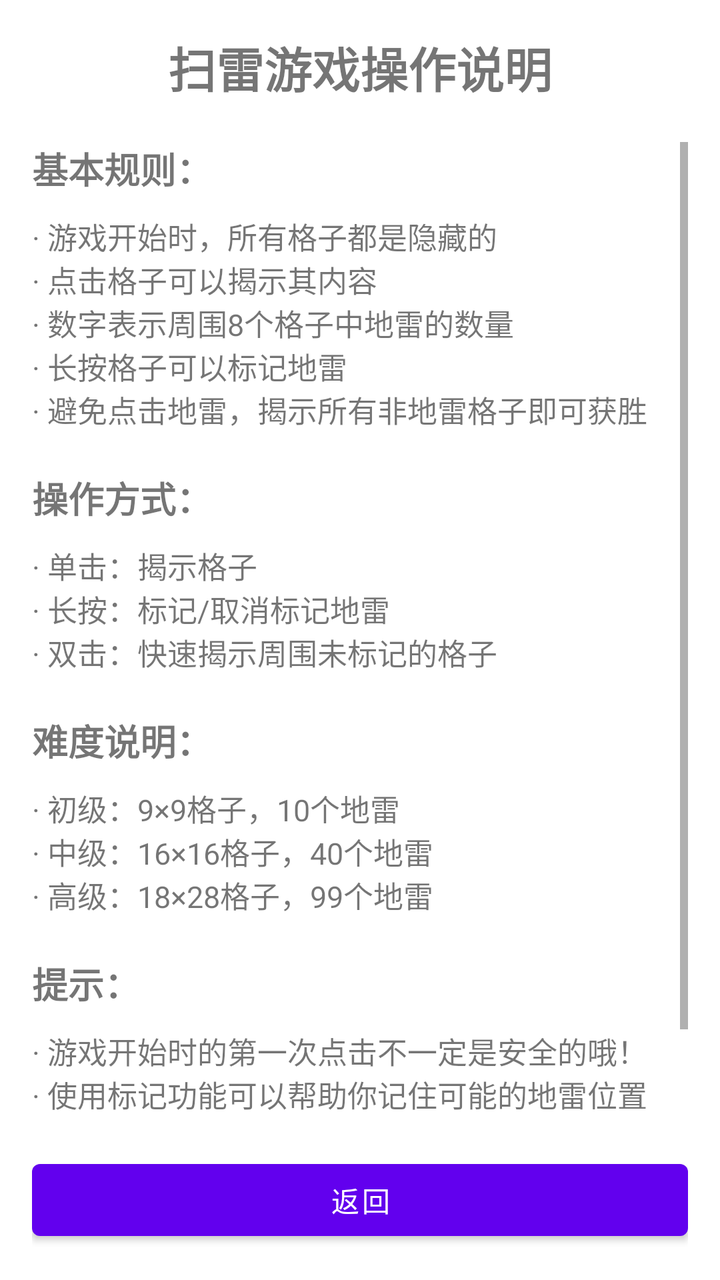
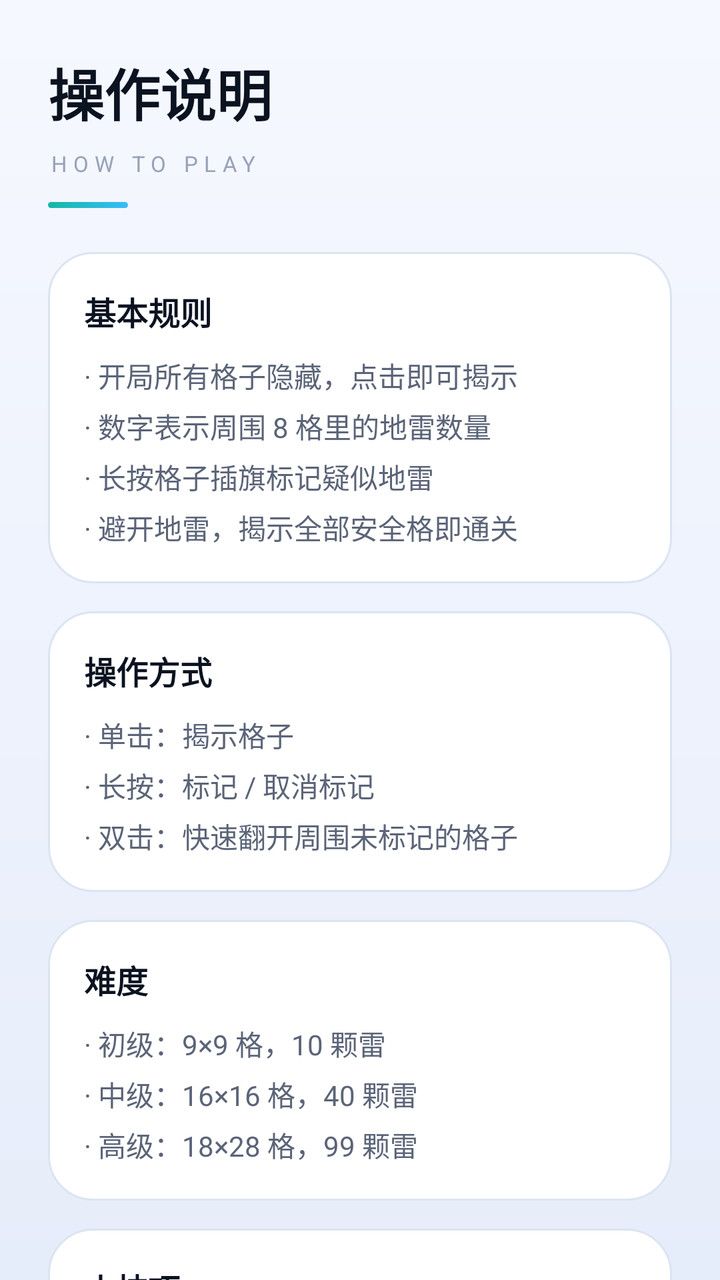

Screens rendered from an Android XML layout before and after an edit, with the pre-edit source and the edit as a unified diff.
<!-- AndroidManifest.xml: application theme Theme.Minesweeper -->
<!-- res/layout/activity_help.xml -->
<?xml version="1.0" encoding="utf-8"?>
<LinearLayout xmlns:android="http://schemas.android.com/apk/res/android"
    android:layout_width="match_parent"
    android:layout_height="match_parent"
    android:orientation="vertical"
    android:padding="16dp">

    <TextView
        android:layout_width="match_parent"
        android:layout_height="wrap_content"
        android:text="扫雷游戏操作说明"
        android:textSize="24sp"
        android:textStyle="bold"
        android:gravity="center"
        android:layout_marginBottom="20dp"/>

    <ScrollView
        android:layout_width="match_parent"
        android:layout_height="0dp"
        android:layout_weight="1">

        <LinearLayout
            android:layout_width="match_parent"
            android:layout_height="wrap_content"
            android:orientation="vertical">

            <TextView
                android:layout_width="match_parent"
                android:layout_height="wrap_content"
                android:text="基本规则："
                android:textSize="18sp"
                android:textStyle="bold"
                android:layout_marginBottom="10dp"/>

            <TextView
                android:layout_width="match_parent"
                android:layout_height="wrap_content"
                android:text="· 游戏开始时，所有格子都是隐藏的\n· 点击格子可以揭示其内容\n· 数字表示周围8个格子中地雷的数量\n· 长按格子可以标记地雷\n· 避免点击地雷，揭示所有非地雷格子即可获胜"
                android:textSize="15sp"
                android:gravity="left"
                android:layout_marginBottom="20dp"/>

            <TextView
                android:layout_width="match_parent"
                android:layout_height="wrap_content"
                android:text="操作方式："
                android:textSize="18sp"
                android:textStyle="bold"
                android:layout_marginBottom="10dp"/>

            <TextView
                android:layout_width="match_parent"
                android:layout_height="wrap_content"
                android:text="· 单击：揭示格子\n· 长按：标记/取消标记地雷\n· 双击：快速揭示周围未标记的格子"
                android:textSize="15sp"
                android:gravity="left"
                android:layout_marginBottom="20dp"/>

            <TextView
                android:layout_width="match_parent"
                android:layout_height="wrap_content"
                android:text="难度说明："
                android:textSize="18sp"
                android:textStyle="bold"
                android:layout_marginBottom="10dp"/>

            <TextView
                android:layout_width="match_parent"
                android:layout_height="wrap_content"
                android:text="· 初级：9×9格子，10个地雷\n· 中级：16×16格子，40个地雷\n· 高级：18×28格子，99个地雷"
                android:textSize="15sp"
                android:gravity="left"
                android:layout_marginBottom="20dp"/>

            <TextView
                android:layout_width="match_parent"
                android:layout_height="wrap_content"
                android:text="提示："
                android:textSize="18sp"
                android:textStyle="bold"
                android:layout_marginBottom="10dp"/>

            <TextView
                android:layout_width="match_parent"
                android:layout_height="wrap_content"
                android:text="· 游戏开始时的第一次点击不一定是安全的哦！\n· 使用标记功能可以帮助你记住可能的地雷位置\n· 双击功能可以快速揭示周围安全的格子\n· 注意观察数字提示，合理推理地雷位置"
                android:textSize="15sp"
                android:gravity="left"/>

        </LinearLayout>
    </ScrollView>

    <Button
        android:id="@+id/btnBack"
        android:layout_width="match_parent"
        android:layout_height="wrap_content"
        android:text="返回"
        android:layout_marginTop="20dp"/>

</LinearLayout>
<!-- resources referenced by this layout -->
<resources>
  <style name="Theme.Minesweeper" parent="Theme.MaterialComponents.DayNight.DarkActionBar">
          
          <item name="colorPrimary">@color/purple_500</item>
          <item name="colorPrimaryVariant">@color/purple_700</item>
          <item name="colorOnPrimary">@color/white</item>
          
          <item name="colorSecondary">@color/teal_200</item>
          <item name="colorSecondaryVariant">@color/teal_700</item>
          <item name="colorOnSecondary">@color/black</item>
          
          <item name="android:statusBarColor">?attr/colorPrimaryVariant</item>
          
      </style>
  <color name="purple_500">#FF6200EE</color>
  <color name="purple_700">#FF3700B3</color>
  <color name="white">#FFFFFFFF</color>
  <color name="teal_200">#FF03DAC5</color>
  <color name="teal_700">#FF018786</color>
  <color name="black">#FF000000</color>
</resources>

<!-- the commit's change to res/layout/activity_help.xml (unified diff, before → after) -->
@@ -1,100 +1,149 @@
 <?xml version="1.0" encoding="utf-8"?>
-<LinearLayout xmlns:android="http://schemas.android.com/apk/res/android"
+<ScrollView xmlns:android="http://schemas.android.com/apk/res/android"
     android:layout_width="match_parent"
     android:layout_height="match_parent"
-    android:orientation="vertical"
-    android:padding="16dp">
+    android:background="@drawable/bg_gradient"
+    android:fillViewport="true"
+    android:overScrollMode="never"
+    android:scrollbars="none">
 
-    <TextView
+    <LinearLayout
         android:layout_width="match_parent"
         android:layout_height="wrap_content"
-        android:text="扫雷游戏操作说明"
-        android:textSize="24sp"
-        android:textStyle="bold"
-        android:gravity="center"
-        android:layout_marginBottom="20dp"/>
+        android:orientation="vertical"
+        android:paddingStart="24dp"
+        android:paddingTop="26dp"
+        android:paddingEnd="24dp"
+        android:paddingBottom="24dp">
 
-    <ScrollView
-        android:layout_width="match_parent"
-        android:layout_height="0dp"
-        android:layout_weight="1">
+        <TextView
+            android:layout_width="wrap_content"
+            android:layout_height="wrap_content"
+            android:text="操作说明"
+            android:textColor="@color/text_primary"
+            android:textSize="28sp"
+            android:textStyle="bold"
+            android:includeFontPadding="false" />
 
+        <TextView
+            style="@style/Text.Minesweeper.Label"
+            android:layout_width="wrap_content"
+            android:layout_height="wrap_content"
+            android:layout_marginTop="8dp"
+            android:text="How To Play" />
+
+        <View
+            android:layout_width="40dp"
+            android:layout_height="3dp"
+            android:layout_marginTop="12dp"
+            android:background="@drawable/bg_accent_bar" />
+
+        
         <LinearLayout
             android:layout_width="match_parent"
             android:layout_height="wrap_content"
-            android:orientation="vertical">
+            android:layout_marginTop="22dp"
+            android:background="@drawable/bg_card"
+            android:orientation="vertical"
+            android:padding="18dp">
 
             <TextView
+                android:layout_width="wrap_content"
+                android:layout_height="wrap_content"
+                android:text="基本规则"
+                android:textColor="@color/text_primary"
+                android:textSize="16sp"
+                android:textStyle="bold" />
+
+            <TextView
+                style="@style/Text.Minesweeper.Body"
                 android:layout_width="match_parent"
                 android:layout_height="wrap_content"
-                android:text="基本规则："
-                android:textSize="18sp"
-                android:textStyle="bold"
-                android:layout_marginBottom="10dp"/>
+                android:layout_marginTop="10dp"
+                android:text="· 开局所有格子隐藏，点击即可揭示\n· 数字表示周围 8 格里的地雷数量\n· 长按格子插旗标记疑似地雷\n· 避开地雷，揭示全部安全格即通关" />
+        </LinearLayout>
+
+        
+        <LinearLayout
+            android:layout_width="match_parent"
+            android:layout_height="wrap_content"
+            android:layout_marginTop="14dp"
+            android:background="@drawable/bg_card"
+            android:orientation="vertical"
+            android:padding="18dp">
 
             <TextView
+                android:layout_width="wrap_content"
+                android:layout_height="wrap_content"
+                android:text="操作方式"
+                android:textColor="@color/text_primary"
+                android:textSize="16sp"
+                android:textStyle="bold" />
+
+            <TextView
+                style="@style/Text.Minesweeper.Body"
                 android:layout_width="match_parent"
                 android:layout_height="wrap_content"
-                android:text="· 游戏开始时，所有格子都是隐藏的\n· 点击格子可以揭示其内容\n· 数字表示周围8个格子中地雷的数量\n· 长按格子可以标记地雷\n· 避免点击地雷，揭示所有非地雷格子即可获胜"
-                android:textSize="15sp"
-                android:gravity="left"
-                android:layout_marginBottom="20dp"/>
+                android:layout_marginTop="10dp"
+                android:text="· 单击：揭示格子\n· 长按：标记 / 取消标记\n· 双击：快速翻开周围未标记的格子" />
+        </LinearLayout>
+
+        
+        <LinearLayout
+            android:layout_width="match_parent"
+            android:layout_height="wrap_content"
+            android:layout_marginTop="14dp"
+            android:background="@drawable/bg_card"
+            android:orientation="vertical"
+            android:padding="18dp">
 
             <TextView
+                android:layout_width="wrap_content"
+                android:layout_height="wrap_content"
+                android:text="难度"
+                android:textColor="@color/text_primary"
+                android:textSize="16sp"
+                android:textStyle="bold" />
+
+            <TextView
+                style="@style/Text.Minesweeper.Body"
                 android:layout_width="match_parent"
                 android:layout_height="wrap_content"
-                android:text="操作方式："
-                android:textSize="18sp"
-                android:textStyle="bold"
-                android:layout_marginBottom="10dp"/>
+                android:layout_marginTop="10dp"
+                android:text="· 初级：9×9 格，10 颗雷\n· 中级：16×16 格，40 颗雷\n· 高级：18×28 格，99 颗雷" />
+        </LinearLayout>
+
+        
+        <LinearLayout
+            android:layout_width="match_parent"
+            android:layout_height="wrap_content"
+            android:layout_marginTop="14dp"
+            android:background="@drawable/bg_card"
+            android:orientation="vertical"
+            android:padding="18dp">
 
             <TextView
+                android:layout_width="wrap_content"
+                android:layout_height="wrap_content"
+                android:text="小技巧"
+                android:textColor="@color/text_primary"
+                android:textSize="16sp"
+                android:textStyle="bold" />
+
+            <TextView
+                style="@style/Text.Minesweeper.Body"
                 android:layout_width="match_parent"
                 android:layout_height="wrap_content"
-                android:text="· 单击：揭示格子\n· 长按：标记/取消标记地雷\n· 双击：快速揭示周围未标记的格子"
-                android:textSize="15sp"
-                android:gravity="left"
-                android:layout_marginBottom="20dp"/>
+                android:layout_marginTop="10dp"
+                android:text="· 第一次点击不保证安全，别急着赌\n· 先标记再推导，双击能省不少时间\n· 数字 1 常常是突破口" />
+        </LinearLayout>
 
-            <TextView
-                android:layout_width="match_parent"
-                android:layout_height="wrap_content"
-                android:text="难度说明："
-                android:textSize="18sp"
-                android:textStyle="bold"
-                android:layout_marginBottom="10dp"/>
-
-            <TextView
-                android:layout_width="match_parent"
-                android:layout_height="wrap_content"
-                android:text="· 初级：9×9格子，10个地雷\n· 中级：16×16格子，40个地雷\n· 高级：18×28格子，99个地雷"
-                android:textSize="15sp"
-                android:gravity="left"
-                android:layout_marginBottom="20dp"/>
-
-            <TextView
-                android:layout_width="match_parent"
-                android:layout_height="wrap_content"
-                android:text="提示："
-                android:textSize="18sp"
-                android:textStyle="bold"
-                android:layout_marginBottom="10dp"/>
-
-            <TextView
-                android:layout_width="match_parent"
-                android:layout_height="wrap_content"
-                android:text="· 游戏开始时的第一次点击不一定是安全的哦！\n· 使用标记功能可以帮助你记住可能的地雷位置\n· 双击功能可以快速揭示周围安全的格子\n· 注意观察数字提示，合理推理地雷位置"
-                android:textSize="15sp"
-                android:gravity="left"/>
-
-        </LinearLayout>
-    </ScrollView>
-
-    <Button
-        android:id="@+id/btnBack"
-        android:layout_width="match_parent"
-        android:layout_height="wrap_content"
-        android:text="返回"
-        android:layout_marginTop="20dp"/>
-
-</LinearLayout>
+        <Button
+            android:id="@+id/btnBack"
+            style="@style/Widget.Minesweeper.Button.Primary"
+            android:layout_width="match_parent"
+            android:layout_height="52dp"
+            android:layout_marginTop="22dp"
+            android:text="返回" />
+    </LinearLayout>
+</ScrollView>
<!-- resource entries referenced after the edit -->
@@ -1,23 +1,101 @@
 <!-- resources referenced by this layout -->
 <resources>
-  <style name="Theme.Minesweeper" parent="Theme.MaterialComponents.DayNight.DarkActionBar">
+  <color name="text_primary">#FF0B1220</color>
+  <!-- drawable bg_accent_bar (drawable) -->
+  <?xml version="1.0" encoding="utf-8"?>
+  <shape xmlns:android="http://schemas.android.com/apk/res/android"
+      android:shape="rectangle">
+      <gradient
+          android:angle="0"
+          android:startColor="@color/accent"
+          android:endColor="@color/accent_2"
+          android:type="linear" />
+      <corners android:radius="2dp" />
+  </shape>
+  <!-- drawable bg_card (drawable) -->
+  <?xml version="1.0" encoding="utf-8"?>
+  <shape xmlns:android="http://schemas.android.com/apk/res/android"
+      android:shape="rectangle">
+      <solid android:color="@color/surface" />
+      <corners android:radius="22dp" />
+      <stroke
+          android:width="1dp"
+          android:color="@color/stroke" />
+  </shape>
+  <!-- drawable bg_gradient (drawable) -->
+  <?xml version="1.0" encoding="utf-8"?>
+  <shape xmlns:android="http://schemas.android.com/apk/res/android"
+      android:shape="rectangle">
+      <gradient
+          android:angle="270"
+          android:startColor="@color/bg_base"
+          android:endColor="@color/bg_end"
+          android:type="linear" />
+  </shape>
+  <style name="Text.Minesweeper.Body" parent="">
+          <item name="android:textSize">14sp</item>
+          <item name="android:textColor">@color/text_secondary</item>
+          <item name="android:lineSpacingExtra">5dp</item>
+      </style>
+  <style name="Text.Minesweeper.Label" parent="">
+          <item name="android:textSize">11sp</item>
+          <item name="android:textAllCaps">true</item>
+          <item name="android:letterSpacing">0.28</item>
+          <item name="android:textColor">@color/text_tertiary</item>
+      </style>
+  <style name="Widget.Minesweeper.Button.Primary" parent="Widget.MaterialComponents.Button">
+          <item name="android:textSize">16sp</item>
+          <item name="android:textStyle">bold</item>
+          <item name="android:textAllCaps">false</item>
+          <item name="android:letterSpacing">0.02</item>
+          <item name="android:textColor">@color/btn_text_primary</item>
+          <item name="android:insetTop">0dp</item>
+          <item name="android:insetBottom">0dp</item>
+          <item name="android:minWidth">0dp</item>
+          <item name="android:minHeight">0dp</item>
+          <item name="backgroundTint">@color/btn_tint_primary</item>
+          <item name="cornerRadius">28dp</item>
+          <item name="elevation">5dp</item>
+          <item name="rippleColor">#33FFFFFF</item>
+      </style>
+  <style name="Theme.Minesweeper" parent="Theme.MaterialComponents.DayNight.NoActionBar">
           
-          <item name="colorPrimary">@color/purple_500</item>
-          <item name="colorPrimaryVariant">@color/purple_700</item>
-          <item name="colorOnPrimary">@color/white</item>
+          <item name="colorPrimary">@color/accent</item>
+          <item name="colorPrimaryVariant">@color/accent_dark</item>
+          <item name="colorOnPrimary">@color/on_accent</item>
+          <item name="colorSecondary">@color/accent_2</item>
+          <item name="colorSecondaryVariant">@color/accent_dark</item>
+          <item name="colorOnSecondary">@color/on_accent</item>
+  
           
-          <item name="colorSecondary">@color/teal_200</item>
-          <item name="colorSecondaryVariant">@color/teal_700</item>
-          <item name="colorOnSecondary">@color/black</item>
+          <item name="android:windowBackground">@color/bg_base</item>
           
-          <item name="android:statusBarColor">?attr/colorPrimaryVariant</item>
+          <item name="android:statusBarColor">@android:color/transparent</item>
+          <item name="android:windowDrawsSystemBarBackgrounds">true</item>
+          <item name="android:windowLayoutInDisplayCutoutMode" tools:targetApi="p">shortEdges</item>
+          <item name="android:forceDarkAllowed" tools:targetApi="q">false</item>
+  
           
+          <item name="alertDialogTheme">@style/ThemeOverlay.Minesweeper.AlertDialog</item>
+          <item name="materialAlertDialogTheme">@style/ThemeOverlay.Minesweeper.AlertDialog</item>
       </style>
-  <color name="purple_500">#FF6200EE</color>
-  <color name="purple_700">#FF3700B3</color>
-  <color name="white">#FFFFFFFF</color>
-  <color name="teal_200">#FF03DAC5</color>
-  <color name="teal_700">#FF018786</color>
-  <color name="black">#FF000000</color>
+  <color name="accent">#FF14B8A6</color>
+  <color name="accent_2">#FF38BDF8</color>
+  <color name="surface">#FFFFFFFF</color>
+  <color name="stroke">#FFDCE4F2</color>
+  <color name="bg_base">#FFF6F8FF</color>
+  <color name="bg_end">#FFE6EDFA</color>
+  <color name="text_secondary">#FF5B6478</color>
+  <color name="text_tertiary">#FF98A2B8</color>
+  <color name="accent_dark">#FF0D9488</color>
+  <color name="on_accent">#FFFFFFFF</color>
+  <style name="ThemeOverlay.Minesweeper.AlertDialog" parent="ThemeOverlay.MaterialComponents.MaterialAlertDialog">
+          <item name="colorPrimary">@color/accent</item>
+          <item name="shapeAppearanceOverlay">@style/ShapeAppearance.Minesweeper.Dialog</item>
+      </style>
+  <style name="ShapeAppearance.Minesweeper.Dialog" parent="">
+          <item name="cornerFamily">rounded</item>
+          <item name="cornerSize">20dp</item>
+      </style>
 </resources>
 
